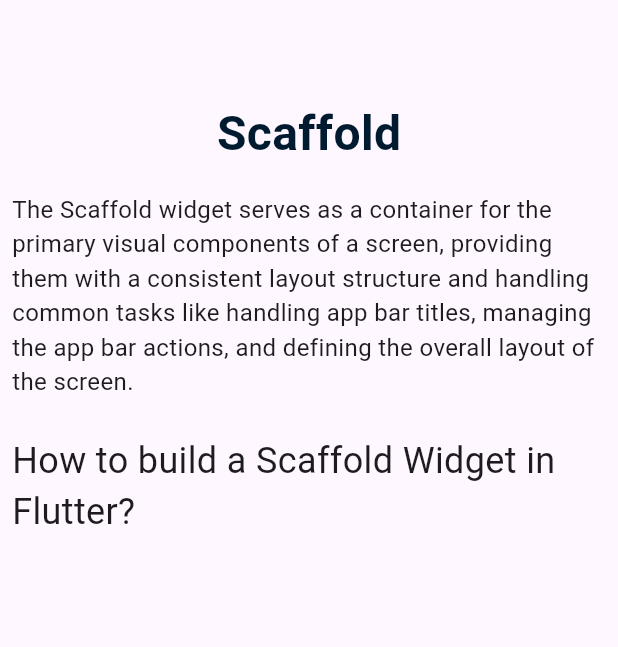
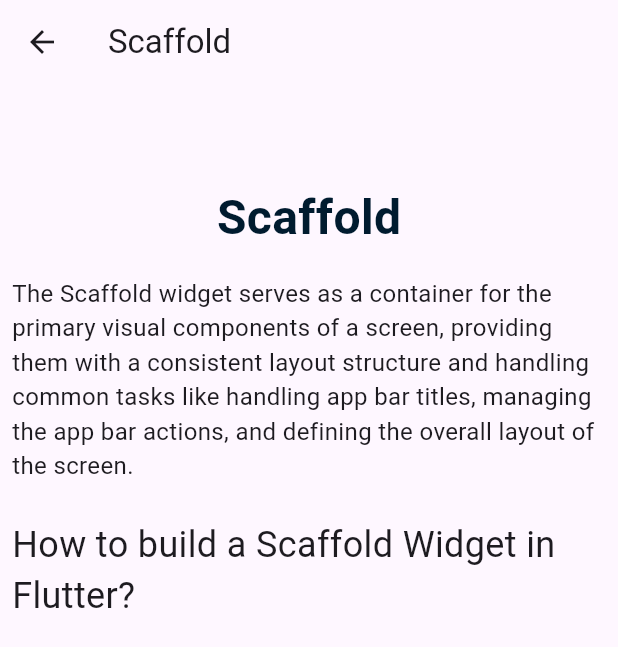
Before and after one commit to shekharjoshi01/flutterfeats, a Flutter app: the LearnPage widget shown alone on an empty page, opened directly, after a tap on "Scaffold", on a phone screen of 412 x 824 dp. Shown: the top 647 px of the screen. Run offline on Flutter 3.47's test engine with Material 3 defaults, Android fonts, the phone set to English and light mode, and no system bars; our stand-ins replace animated_splash_screen, lottie.

Commit message:
Ui updated

```diff
--- a/lib/feat/splash_screen.dart
+++ b/lib/feat/auth/splash_screen.dart
@@ -2,9 +2,9 @@
 import 'package:animated_splash_screen/animated_splash_screen.dart';
 import 'package:flutter/material.dart';
 import 'package:flutter_learn/core/app_assets.dart';
-import 'package:flutter_learn/feat/home/home_page.dart';
-import 'package:flutter_learn/feat/home/main_list.dart';
 import 'package:lottie/lottie.dart';
+
+import '../dashboard.dart';
 
 class SplashScreen extends StatefulWidget {
   const SplashScreen({super.key});
@@ -31,7 +31,7 @@ class _SplashScreenState extends State<SplashScreen> {
             ],
           ),
         ),
-        nextScreen: HomePage(),
+        nextScreen: Dashboard(),
         splashIconSize: 500,
         backgroundColor: Colors.green.shade200,
       ),
--- a/lib/feat/home/home_page_content.dart
+++ b/lib/feat/home/home_page_content.dart
@@ -5,8 +5,8 @@ import 'package:flutter_learn/feat/contact_us/contact_us.dart';
 import 'package:lottie/lottie.dart';
 
 
-class HomePageContent extends StatelessWidget {
-  HomePageContent({super.key});
+class HomePage extends StatelessWidget {
+  HomePage({super.key});
 
   String msgFlutter = "Delve into the world of Flutter with our dedicated learning app. Whether you're a beginner or seasoned developer, our platform offers comprehensive resources to elevate your skills. Join us on this exciting journey to master Flutter development and build remarkable applications. Let's get started!";
   String msgTwo = "Join a vibrant community, stay updated with the latest Flutter news, and unleash your app-building potential today!";
--- a/lib/feat/learn/learn_page.dart
+++ b/lib/feat/learn/learn_page.dart
@@ -21,12 +21,28 @@ class LearnPage extends StatefulWidget {
 class _LearnPageState extends State<LearnPage> {
   @override
   Widget build(BuildContext context) {
-var topicList = [ 'Scaffold','Center','SizedBox','Container','Row', 'Column','Drawer','ListView',];
+var topicList = [ 'Scaffold','Drawer','ListView',];
 
 return ListView.builder(
   itemCount: topicList.length, // Define itemCount here
   itemBuilder: (context, index) {
     return InkWell(
+      onTap: () {
+        if (index == 0) {
+          Navigator.push(context, MaterialPageRoute(
+            builder: (context) => ScaffoldPage(), // Navigate to ScaffoldPage
+          ),);
+        }else if (index == 1) {
+          Navigator.push(context, MaterialPageRoute(
+            builder: (context) => DrawerPage(), // Navigate to ScaffoldPage
+          ),);
+        }
+        else{
+          Navigator.push(context,MaterialPageRoute(
+            builder: (context) => ListViewPage(), // Navigate to ScaffoldPage
+          ),);
+        }
+      },
       child: Padding(
         padding: const EdgeInsets.all(8.0),
         child: Card(
@@ -42,47 +58,6 @@ return ListView.builder(
           ),
         ),
       ),
-      onTap: () {
-        if (index == 0) {
-          Navigator.push(context, MaterialPageRoute(
-            builder: (context) => ScaffoldPage(), // Navigate to ScaffoldPage
-          ),);
-        } else if (index == 1) {
-          Navigator.push(context, MaterialPageRoute(
-            builder: (context) => CenterPage(), // Navigate to ScaffoldPage
-          ),);
-        }
-        else if (index == 2) {
-          Navigator.push(context,MaterialPageRoute(
-            builder: (context) => SizedBoxPage(), // Navigate to ScaffoldPage
-          ),);
-        }
-        else if (index == 3) {
-          Navigator.push(context, MaterialPageRoute(
-            builder: (context) => ContainerPage(), // Navigate to ScaffoldPage
-          ),);
-        }
-        else if (index == 4) {
-          Navigator.push(context, MaterialPageRoute(
-            builder: (context) => RowPage(), // Navigate to ScaffoldPage
-          ),);
-        }
-        else if (index == 5) {
-          Navigator.push(context,MaterialPageRoute(
-            builder: (context) => ColumnPage(), // Navigate to ScaffoldPage
-          ),);
-        }else if (index == 6) {
-          Navigator.push(context, MaterialPageRoute(
-            builder: (context) => DrawerPage(), // Navigate to ScaffoldPage
-          ),);
-        }
-
-        else{
-          Navigator.push(context,MaterialPageRoute(
-            builder: (context) => ListViewPage(), // Navigate to ScaffoldPage
-          ),);
-        }
-      },
     );
   },
   itemExtent: 100,
--- a/lib/feat/learn/widgets/scaffold_page.dart
+++ b/lib/feat/learn/widgets/scaffold_page.dart
@@ -10,22 +10,39 @@ class ScaffoldPage extends StatelessWidget {
   @override
   Widget build(BuildContext context) {
     return Scaffold(
-
- body:Padding(
-   padding: const EdgeInsets.only(top: 42,left: 8,right: 8),
+      appBar: AppBar(title: Text("Scaffold"),),
+      body: Padding(
+        padding: const EdgeInsets.only(top: 42, left: 8, right: 8),
         child: Column(
-
           children: [
-       SizedBox(height: 24,),
-       Text("Scaffold",style: TextStyle(color: AppColors.secondary,fontSize: 32,fontWeight: FontWeight.w600),),
-       SizedBox(height: 16,),
-       Text("The Scaffold widget serves as a container for the primary visual components of a screen, "
+            SizedBox(
+              height: 24,
+            ),
+            Text(
+              "Scaffold",
+              style: TextStyle(
+                  color: AppColors.secondary,
+                  fontSize: 32,
+                  fontWeight: FontWeight.w600),
+            ),
+            SizedBox(
+              height: 16,
+            ),
+            Text(
+              "The Scaffold widget serves as a container for the primary visual components of a screen, "
               "providing them with a consistent layout structure and handling common tasks like handling"
-           " app bar titles, managing the app bar actions, and defining the overall layout of the screen.",style: TextStyle(
+              " app bar titles, managing the app bar actions, and defining the overall layout of the screen.",
+              style: TextStyle(
                 fontSize: 16,
-       ),),
-       SizedBox(height: 24,),
-       Text("How to build a Scaffold Widget in Flutter?", style: TextStyle(fontSize: 24),)
+              ),
+            ),
+            SizedBox(
+              height: 24,
+            ),
+            Text(
+              "How to build a Scaffold Widget in Flutter?",
+              style: TextStyle(fontSize: 24),
+            )
           ],
         ),
       ),
--- /dev/null
+++ b/lib/feat/todo.txt
@@ -0,0 +1,6 @@
+
+1. Change Learn to Widgets
+2. Contact Page update UI
+3. Cross check the content of About Us
+4. Update the content of Scaffold
+5. Have content upto 3 widgets
--- a/lib/main.dart
+++ b/lib/main.dart
@@ -1,5 +1,5 @@
 import 'package:flutter/material.dart';
-import 'package:flutter_learn/feat/splash_screen.dart';
+import 'package:flutter_learn/feat/auth/splash_screen.dart';
 
 void main() {
   runApp(const MyApp());
```
Also changed, not shown: lib/feat/dashboard.dart (added, +69 -0 lines), lib/feat/home/home_page.dart (deleted, +0 -78 lines), lib/feat/learn/widgets/drawer_page.dart (+10 -2 lines), lib/feat/learn/widgets/listview_page.dart (+10 -2 lines), lib/feature/home/home_page.dart (deleted, +0 -25 lines), lib/feature/widget/tab_bar.dart (deleted, +0 -37 lines). Lines whose indentation alone changed are shown as unchanged.
